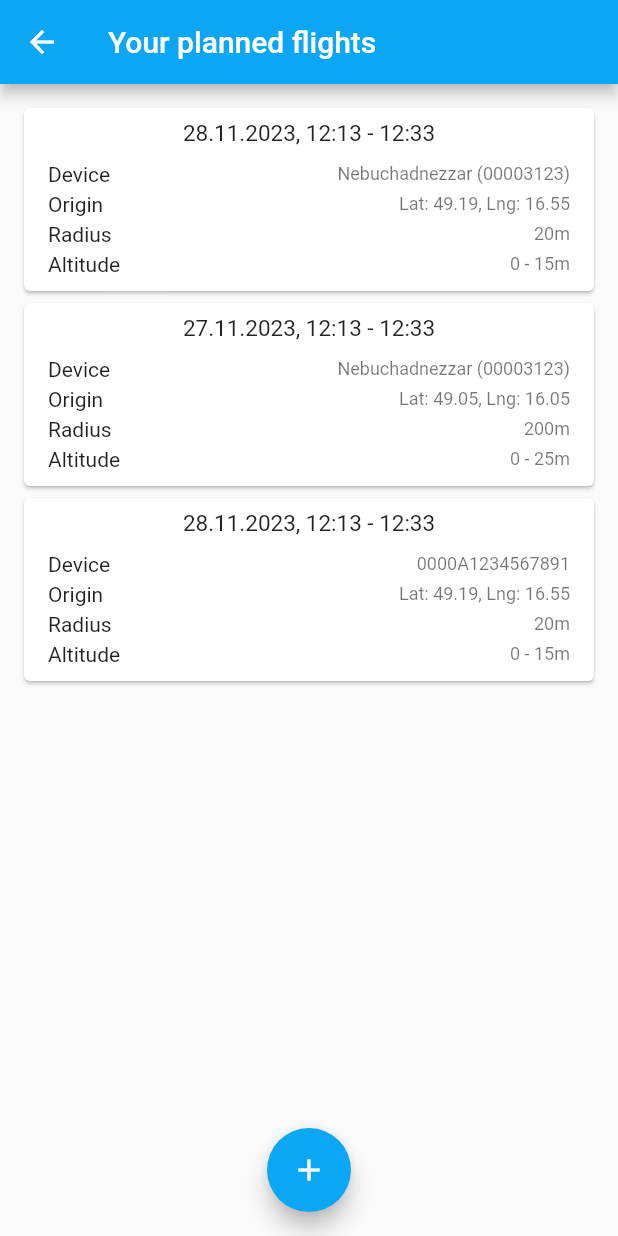
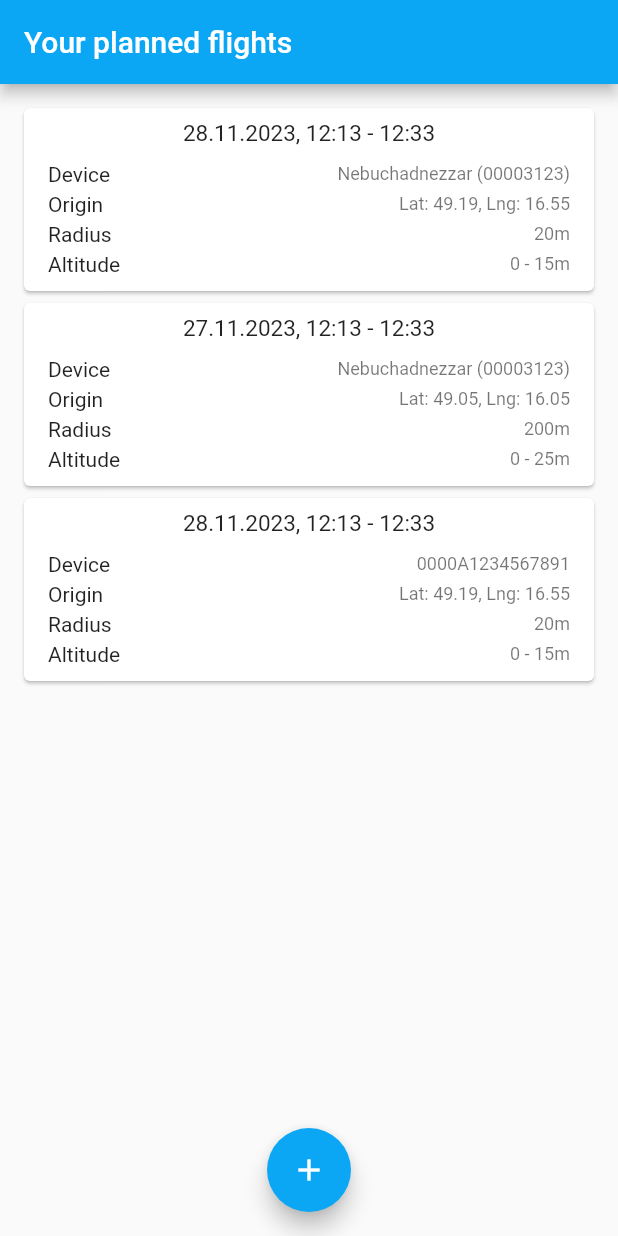
Before and after one commit to Esosek/dronetag_planner, a Flutter app: the FlightScreen widget shown alone on an empty page, opened directly, on a phone screen of 412 x 824 dp. Run offline on Flutter 3.47's test engine with Material 2 defaults, Android fonts, the phone set to English and light mode, and no system bars; our stand-ins replace flutter_riverpod, google_fonts, logger.

Commit message:
Added ScreenWrapper

```diff
--- /dev/null
+++ b/lib/components/screen_wrapper.dart
@@ -0,0 +1,38 @@
+import 'package:flutter/material.dart';
+
+class ScreenWrapper extends StatelessWidget {
+  const ScreenWrapper({
+    super.key,
+    required this.body,
+    this.screenTitle,
+    this.bodyPadding,
+    this.floatingActionButton,
+    this.floatingActionButtonLocation,
+  });
+
+  final Widget body;
+  final EdgeInsetsGeometry? bodyPadding;
+  final String? screenTitle;
+  final Widget? floatingActionButton;
+  final FloatingActionButtonLocation? floatingActionButtonLocation;
+
+  @override
+  Widget build(BuildContext context) {
+    return SafeArea(
+      child: Scaffold(
+        appBar: screenTitle == null
+            ? null
+            : AppBar(
+                title: Text(screenTitle!),
+                backgroundColor: Theme.of(context).colorScheme.primaryContainer,
+              ),
+        floatingActionButton: floatingActionButton,
+        floatingActionButtonLocation: floatingActionButtonLocation,
+        body: Padding(
+          padding: bodyPadding ?? const EdgeInsets.all(12),
+          child: body,
+        ),
+      ),
+    );
+  }
+}
--- a/lib/screens/flight_screen.dart
+++ b/lib/screens/flight_screen.dart
@@ -1,6 +1,7 @@
 import 'package:flutter/material.dart';
 import 'package:flutter_riverpod/flutter_riverpod.dart';
 
+import 'package:dronetag_planner/components/screen_wrapper.dart';
 import 'package:dronetag_planner/providers/flights_provider.dart';
 import 'package:dronetag_planner/components/flight/flight_item.dart';
 import 'package:dronetag_planner/screens/planner_screen.dart';
@@ -12,12 +13,8 @@
   Widget build(BuildContext context, WidgetRef ref) {
     final flights = ref.watch(flightsProvider);
 
-    return SafeArea(
-      child: Scaffold(
-        appBar: AppBar(
-          title: const Text('Your planned flights'),
-          backgroundColor: Theme.of(context).colorScheme.primaryContainer,
-        ),
+    return ScreenWrapper(
+      screenTitle: 'Your planned flights',
       floatingActionButton: FloatingActionButton(
         child: const Icon(Icons.add),
         onPressed: () => Navigator.push(
@@ -27,13 +24,9 @@
             )),
       ),
       floatingActionButtonLocation: FloatingActionButtonLocation.centerFloat,
-        body: Padding(
-          padding: const EdgeInsets.all(12),
-          child: ListView.builder(
+      body: ListView.builder(
         itemCount: flights.length,
         itemBuilder: (context, index) => FlightItem(flights[index]),
-          ),
-        ),
       ),
     );
   }
```
Also changed, not shown: lib/components/device/active_device_indicator.dart (+20 -1 lines), lib/screens/login_screen.dart (+6 -8 lines), lib/screens/planner_screen.dart (+12 -1 lines). Lines whose indentation alone changed are shown as unchanged.
